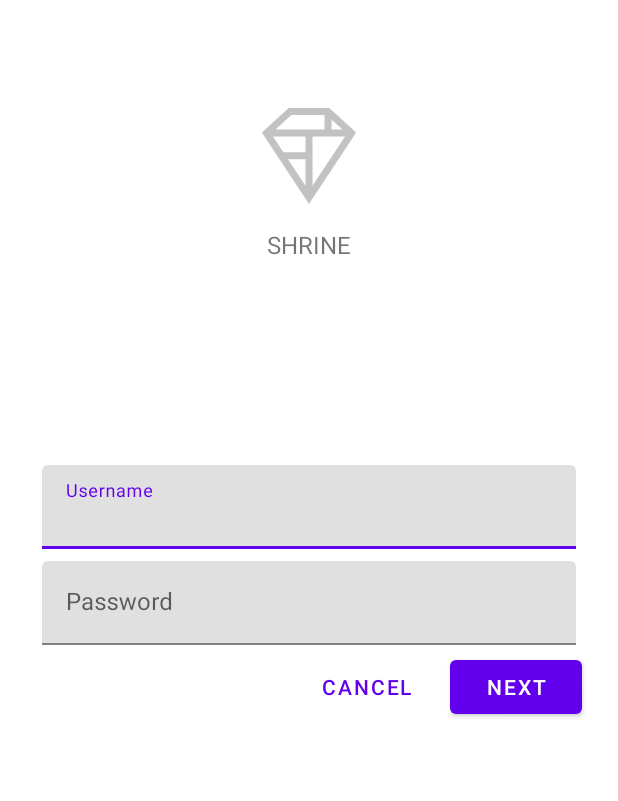
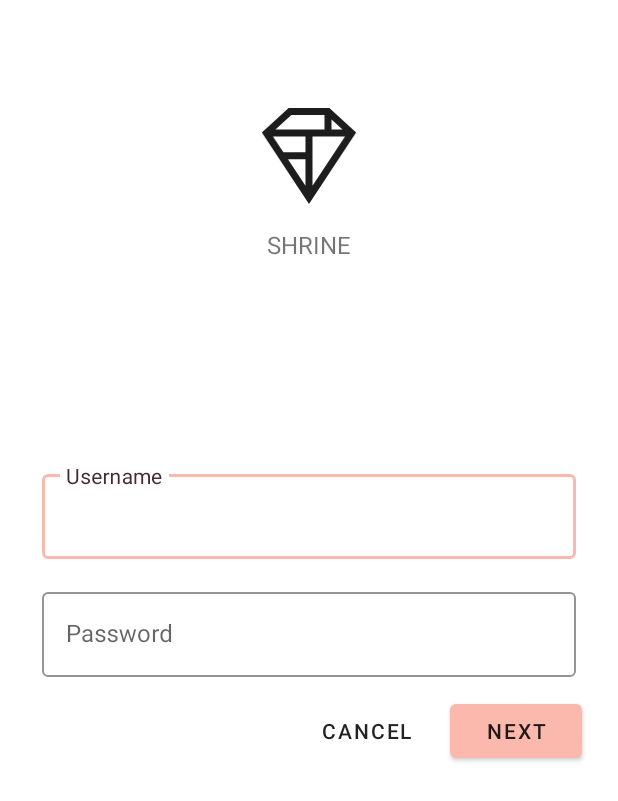
Before and after one commit to johnburitto/MaterialComponentsShine, an Android app: the screen it shows after launch (MainActivity), on a phone screen of 412 x 824 dp. Shown: the top 801 px of the screen. Run offline under Robolectric (Android 15) with nearby library versions, the phone set to English and light mode, and no system bars.

Commit message:
Add text fields and button styling

```diff
--- a/app/src/main/res/drawable/shr_logo.xml
+++ b/app/src/main/res/drawable/shr_logo.xml
@@ -5,7 +5,7 @@
     android:viewportWidth="149"
     android:viewportHeight="152">
     <path
-        android:fillAlpha="0.4"
+        android:fillAlpha="1"
         android:fillColor="#DADCE0"
         android:fillType="evenOdd"
         android:pathData="M42.262,0L0,38.653L74.489,151.994L148.977,38.653L106.723,0M46.568,11.11L21.554,33.998L99.007,33.998L99.007,11.11L46.568,11.11ZM110.125,18.174L110.125,33.998L127.416,33.998L110.125,18.174ZM80.048,45.116L80.048,123.296L131.426,45.116L80.048,45.116ZM17.551,45.116L33.976,70.101L68.93,70.101L68.93,45.116L17.551,45.116ZM41.284,81.219L68.93,123.296L68.93,81.219L41.284,81.219Z"
--- a/app/src/main/res/layout/shr_login_fragment.xml
+++ b/app/src/main/res/layout/shr_login_fragment.xml
@@ -22,6 +22,7 @@
             android:layout_gravity="center_horizontal"
             android:layout_marginTop="48dp"
             android:layout_marginBottom="16dp"
+            android:tint="?android:attr/textColorPrimary"
             app:srcCompat="@drawable/shr_logo"
             android:contentDescription="@string/shr_logo_content_description"  />
 
@@ -37,6 +38,7 @@
         <!-- Snippet from "Add text fields" section goes here. -->
         <com.google.android.material.textfield.TextInputLayout
             android:id="@+id/username_text_input"
+            style="@style/Widget.Shrine.TextInputLayout"
             android:layout_width="match_parent"
             android:layout_height="wrap_content"
             android:layout_margin="4dp"
@@ -50,6 +52,7 @@
 
         <com.google.android.material.textfield.TextInputLayout
             android:id="@+id/password_text_input"
+            style="@style/Widget.Shrine.TextInputLayout"
             android:layout_width="match_parent"
             android:layout_height="wrap_content"
             android:layout_margin="4dp"
@@ -68,6 +71,7 @@
 
             <com.google.android.material.button.MaterialButton
                 android:id="@+id/next_button"
+                style="@style/Widget.Shrine.Button"
                 android:layout_width="wrap_content"
                 android:layout_height="wrap_content"
                 android:layout_alignParentEnd="true"
@@ -76,7 +80,7 @@
 
             <com.google.android.material.button.MaterialButton
                 android:id="@+id/cancel_button"
-                style="@style/Widget.MaterialComponents.Button.TextButton"
+                style="@style/Widget.Shrine.Button.TextButton"
                 android:layout_width="wrap_content"
                 android:layout_height="wrap_content"
                 android:layout_marginEnd="12dp"
--- a/app/src/main/res/values/colors.xml
+++ b/app/src/main/res/values/colors.xml
@@ -4,6 +4,7 @@
     <color name="colorPrimaryDark">#FBB8AC</color>
     <color name="colorAccent">#FEDBD0</color>
     <color name="textColorPrimary">#442C2E</color>
+    <color name="textInputOutlineColor">#FBB8AC</color>
     <color name="toolbarIconColor">#FFFFFF</color>
     <color name="loginPageBackgroundColor">#FFFFFF</color>
     <color name="productGridBackgroundColor">#FFFFFF</color>
--- a/app/src/main/res/values/styles.xml
+++ b/app/src/main/res/values/styles.xml
@@ -15,4 +15,23 @@
         <item name="popupTheme">@style/ThemeOverlay.AppCompat.Light</item>
     </style>
 
+    <style name="Widget.Shrine.TextInputLayout" parent="Widget.MaterialComponents.TextInputLayout.OutlinedBox">
+        <item name="hintTextAppearance">@style/TextAppearance.Shrine.TextInputLayout.HintText</item>
+        <item name="hintTextColor">@color/textColorPrimary</item>
+        <item name="android:paddingBottom">8dp</item>
+        <item name="boxStrokeColor">@color/textInputOutlineColor</item>
+    </style>
+
+    <style name="TextAppearance.Shrine.TextInputLayout.HintText" parent="TextAppearance.MaterialComponents.Subtitle2">
+        <item name="android:textColor">?android:attr/textColorPrimary</item>
+    </style>
+
+    <style name="Widget.Shrine.Button" parent="Widget.MaterialComponents.Button">
+        <item name="android:textColor">?android:attr/textColorPrimary</item>
+        <item name="backgroundTint">?attr/colorPrimaryDark</item>
+    </style>
+
+    <style name="Widget.Shrine.Button.TextButton" parent="Widget.MaterialComponents.Button.TextButton">
+        <item name="android:textColor">?android:attr/textColorPrimary</item>
+    </style>
 </resources>
```
